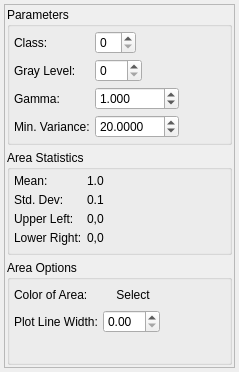
This is Code/EmMpmGui/UI_Files/UserInitAreaWidget.ui in BlueQuartzSoftware/EMMPMWorkbench as Qt 5 draws it before an edit. The edited form follows.
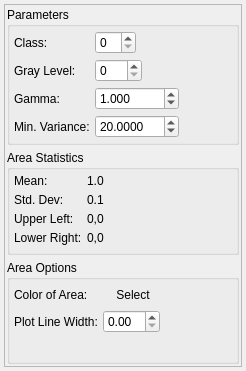
This is the edited form.

Commit message: More UI layout updates. Moving to RC2 status

The edit to the form file:
```diff
--- a/Code/EmMpmGui/UI_Files/UserInitAreaWidget.ui
+++ b/Code/EmMpmGui/UI_Files/UserInitAreaWidget.ui
@@ -6,8 +6,8 @@
    <rect>
     <x>0</x>
     <y>0</y>
-    <width>239</width>
-    <height>372</height>
+    <width>246</width>
+    <height>371</height>
    </rect>
   </property>
   <property name="windowTitle">
@@ -27,8 +27,8 @@
        <rect>
         <x>0</x>
         <y>0</y>
-        <width>229</width>
-        <height>362</height>
+        <width>236</width>
+        <height>361</height>
        </rect>
       </property>
       <layout class="QVBoxLayout" name="verticalLayout_2">
```
The commit also changes 1 other file.
